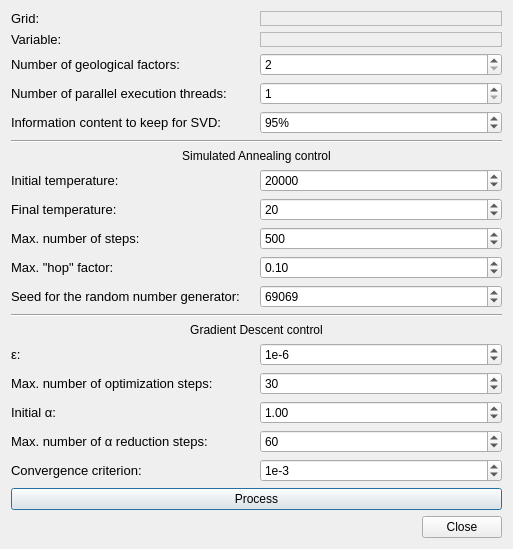
This is imagejockey/vardecomp/variographicdecompositiondialog.ui in PauloCarvalhoRJ/gammaray as Qt 5 draws it before an edit. The edited form follows.
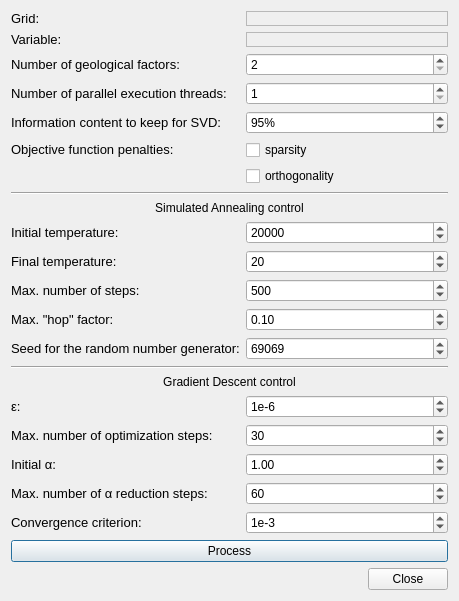
This is the edited form.

Commit message: Variographic Decomposition: added sparsity and orthogonality penalty options for the objective function.

```diff
--- a/imagejockey/vardecomp/variographicdecompositiondialog.ui
+++ b/imagejockey/vardecomp/variographicdecompositiondialog.ui
@@ -6,8 +6,8 @@
    <rect>
     <x>0</x>
     <y>0</y>
-    <width>513</width>
-    <height>531</height>
+    <width>459</width>
+    <height>581</height>
    </rect>
   </property>
   <property name="windowTitle">
@@ -16,28 +16,41 @@
   <layout class="QVBoxLayout" name="verticalLayout">
    <item>
     <layout class="QGridLayout" name="gridLayout">
-     <item row="16" column="0">
+     <item row="20" column="1">
+      <widget class="QDoubleSpinBox" name="spinInitialAlpha">
+       <property name="minimum">
+        <double>0.010000000000000</double>
+       </property>
+       <property name="singleStep">
+        <double>0.100000000000000</double>
+       </property>
+       <property name="value">
+        <double>1.000000000000000</double>
+       </property>
+      </widget>
+     </item>
+     <item row="19" column="0">
       <widget class="QLabel" name="label_6">
        <property name="text">
         <string>&lt;html&gt;&lt;head/&gt;&lt;body&gt;&lt;p&gt;&lt;span style=&quot; font-family:'Verdana,Arial,Tahoma,Calibri,Geneva,sans-serif'; font-size:13px;&quot;&gt;Max. number of optimization steps:&lt;/span&gt;&lt;/p&gt;&lt;/body&gt;&lt;/html&gt;</string>
        </property>
       </widget>
      </item>
-     <item row="19" column="0">
+     <item row="22" column="0">
       <widget class="QLabel" name="label_8">
        <property name="text">
         <string>&lt;html&gt;&lt;head/&gt;&lt;body&gt;&lt;p&gt;&lt;span style=&quot; font-family:'Verdana,Arial,Tahoma,Calibri,Geneva,sans-serif'; font-size:13px;&quot;&gt;Convergence criterion:&lt;/span&gt;&lt;/p&gt;&lt;/body&gt;&lt;/html&gt;</string>
        </property>
       </widget>
      </item>
-     <item row="11" column="0">
+     <item row="14" column="0">
       <widget class="QLabel" name="label_14">
        <property name="text">
         <string>&lt;html&gt;&lt;head/&gt;&lt;body&gt;&lt;p&gt;&lt;span style=&quot; font-family:'Verdana,Arial,Tahoma,Calibri,Geneva,sans-serif'; font-size:13px;&quot;&gt;Max. &quot;hop&quot; factor:&lt;/span&gt;&lt;/p&gt;&lt;/body&gt;&lt;/html&gt;</string>
        </property>
       </widget>
      </item>
-     <item row="16" column="1">
+     <item row="19" column="1">
       <widget class="QSpinBox" name="spinMaxSteps">
        <property name="minimum">
         <number>1</number>
@@ -117,21 +130,21 @@
        </layout>
       </widget>
      </item>
-     <item row="20" column="0" colspan="2">
+     <item row="23" column="0" colspan="2">
       <widget class="QPushButton" name="btnProcess">
        <property name="text">
         <string>Process</string>
        </property>
       </widget>
      </item>
-     <item row="15" column="0">
+     <item row="18" column="0">
       <widget class="QLabel" name="label_4">
        <property name="text">
         <string>&lt;html&gt;&lt;head/&gt;&lt;body&gt;&lt;p&gt;&lt;span style=&quot; font-family:'Verdana,Arial,Tahoma,Calibri,Geneva,sans-serif'; font-size:13px;&quot;&gt;&amp;epsilon;:&lt;/span&gt;&lt;/p&gt;&lt;/body&gt;&lt;/html&gt;</string>
        </property>
       </widget>
      </item>
-     <item row="15" column="1">
+     <item row="18" column="1">
       <widget class="QSpinBox" name="spinLogEpsilon">
        <property name="prefix">
         <string>1e</string>
@@ -147,21 +160,21 @@
        </property>
       </widget>
      </item>
-     <item row="17" column="0">
+     <item row="20" column="0">
       <widget class="QLabel" name="label_5">
        <property name="text">
         <string>&lt;html&gt;&lt;head/&gt;&lt;body&gt;&lt;p&gt;&lt;span style=&quot; font-family:'Verdana,Arial,Tahoma,Calibri,Geneva,sans-serif'; font-size:13px;&quot;&gt;Initial α:&lt;/span&gt;&lt;/p&gt;&lt;/body&gt;&lt;/html&gt;</string>
        </property>
       </widget>
      </item>
-     <item row="18" column="0">
+     <item row="21" column="0">
       <widget class="QLabel" name="label_7">
        <property name="text">
         <string>&lt;html&gt;&lt;head/&gt;&lt;body&gt;&lt;p&gt;&lt;span style=&quot; font-family:'Verdana,Arial,Tahoma,Calibri,Geneva,sans-serif'; font-size:13px;&quot;&gt;Max. number of α reduction steps:&lt;/span&gt;&lt;/p&gt;&lt;/body&gt;&lt;/html&gt;</string>
        </property>
       </widget>
      </item>
-     <item row="18" column="1">
+     <item row="21" column="1">
       <widget class="QSpinBox" name="spinMaxStepsAlphaReduction">
        <property name="minimum">
         <number>1</number>
@@ -177,20 +190,7 @@
        </property>
       </widget>
      </item>
-     <item row="17" column="1">
-      <widget class="QDoubleSpinBox" name="spinInitialAlpha">
-       <property name="minimum">
-        <double>0.010000000000000</double>
-       </property>
-       <property name="singleStep">
-        <double>0.100000000000000</double>
-       </property>
-       <property name="value">
-        <double>1.000000000000000</double>
-       </property>
-      </widget>
-     </item>
-     <item row="19" column="1">
+     <item row="22" column="1">
       <widget class="QSpinBox" name="spinConvergenceCriterion">
        <property name="prefix">
         <string>1e</string>
@@ -206,7 +206,7 @@
        </property>
       </widget>
      </item>
-     <item row="14" column="0" colspan="2">
+     <item row="17" column="0" colspan="2">
       <widget class="QLabel" name="label_9">
        <property name="text">
         <string>Gradient Descent control</string>
@@ -216,7 +216,7 @@
        </property>
       </widget>
      </item>
-     <item row="6" column="0" colspan="2">
+     <item row="9" column="0" colspan="2">
       <widget class="QLabel" name="label_10">
        <property name="text">
         <string>Simulated Annealing control</string>
@@ -226,14 +226,14 @@
        </property>
       </widget>
      </item>
-     <item row="5" column="0" colspan="2">
+     <item row="8" column="0" colspan="2">
       <widget class="Line" name="line">
        <property name="orientation">
         <enum>Qt::Horizontal</enum>
        </property>
       </widget>
      </item>
-     <item row="10" column="1">
+     <item row="13" column="1">
       <widget class="QSpinBox" name="spinMaxStepsSA">
        <property name="minimum">
         <number>5</number>
@@ -249,14 +249,14 @@
        </property>
       </widget>
      </item>
-     <item row="12" column="0">
+     <item row="15" column="0">
       <widget class="QLabel" name="label_15">
        <property name="text">
         <string>&lt;html&gt;&lt;head/&gt;&lt;body&gt;&lt;p&gt;&lt;span style=&quot; font-family:'Verdana,Arial,Tahoma,Calibri,Geneva,sans-serif'; font-size:13px;&quot;&gt;Seed for the random number generator:&lt;/span&gt;&lt;/p&gt;&lt;/body&gt;&lt;/html&gt;</string>
        </property>
       </widget>
      </item>
-     <item row="11" column="1">
+     <item row="14" column="1">
       <widget class="QDoubleSpinBox" name="spinMaxHopFactor">
        <property name="minimum">
         <double>0.010000000000000</double>
@@ -272,21 +272,21 @@
        </property>
       </widget>
      </item>
-     <item row="10" column="0">
+     <item row="13" column="0">
       <widget class="QLabel" name="label_13">
        <property name="text">
         <string>&lt;html&gt;&lt;head/&gt;&lt;body&gt;&lt;p&gt;&lt;span style=&quot; font-family:'Verdana,Arial,Tahoma,Calibri,Geneva,sans-serif'; font-size:13px;&quot;&gt;Max. number of steps:&lt;/span&gt;&lt;/p&gt;&lt;/body&gt;&lt;/html&gt;</string>
        </property>
       </widget>
      </item>
-     <item row="8" column="0">
+     <item row="11" column="0">
       <widget class="QLabel" name="label_11">
        <property name="text">
         <string>&lt;html&gt;&lt;head/&gt;&lt;body&gt;&lt;p&gt;&lt;span style=&quot; font-family:'Verdana,Arial,Tahoma,Calibri,Geneva,sans-serif'; font-size:13px;&quot;&gt;Initial temperature:&lt;/span&gt;&lt;/p&gt;&lt;/body&gt;&lt;/html&gt;</string>
        </property>
       </widget>
      </item>
-     <item row="12" column="1">
+     <item row="15" column="1">
       <widget class="QSpinBox" name="spinSeed">
        <property name="minimum">
         <number>1</number>
@@ -299,14 +299,14 @@
        </property>
       </widget>
      </item>
-     <item row="9" column="0">
+     <item row="12" column="0">
       <widget class="QLabel" name="label_12">
        <property name="text">
         <string>&lt;html&gt;&lt;head/&gt;&lt;body&gt;&lt;p&gt;&lt;span style=&quot; font-family:'Verdana,Arial,Tahoma,Calibri,Geneva,sans-serif'; font-size:13px;&quot;&gt;Final temperature:&lt;/span&gt;&lt;/p&gt;&lt;/body&gt;&lt;/html&gt;</string>
        </property>
       </widget>
      </item>
-     <item row="9" column="1">
+     <item row="12" column="1">
       <widget class="QSpinBox" name="spinFinalTemperature">
        <property name="minimum">
         <number>1</number>
@@ -322,7 +322,7 @@
        </property>
       </widget>
      </item>
-     <item row="8" column="1">
+     <item row="11" column="1">
       <widget class="QSpinBox" name="spinInitialTemperature">
        <property name="minimum">
         <number>20</number>
@@ -338,7 +338,7 @@
        </property>
       </widget>
      </item>
-     <item row="13" column="0" colspan="2">
+     <item row="16" column="0" colspan="2">
       <widget class="Line" name="line_2">
        <property name="orientation">
         <enum>Qt::Horizontal</enum>
@@ -385,6 +385,27 @@
        </property>
       </widget>
      </item>
+     <item row="5" column="0">
+      <widget class="QLabel" name="label_18">
+       <property name="text">
+        <string>&lt;html&gt;&lt;head/&gt;&lt;body&gt;&lt;p&gt;&lt;span style=&quot; font-family:'Verdana,Arial,Tahoma,Calibri,Geneva,sans-serif'; font-size:13px;&quot;&gt;Objective function penalties:&lt;/span&gt;&lt;/p&gt;&lt;/body&gt;&lt;/html&gt;</string>
+       </property>
+      </widget>
+     </item>
+     <item row="6" column="1">
+      <widget class="QCheckBox" name="chkEnableOrthogonalityPenalty">
+       <property name="text">
+        <string>orthogonality</string>
+       </property>
+      </widget>
+     </item>
+     <item row="5" column="1">
+      <widget class="QCheckBox" name="chkEnableSparsityPenalty">
+       <property name="text">
+        <string>sparsity</string>
+       </property>
+      </widget>
+     </item>
     </layout>
    </item>
    <item>
```
The commit also changes 1 other file.
